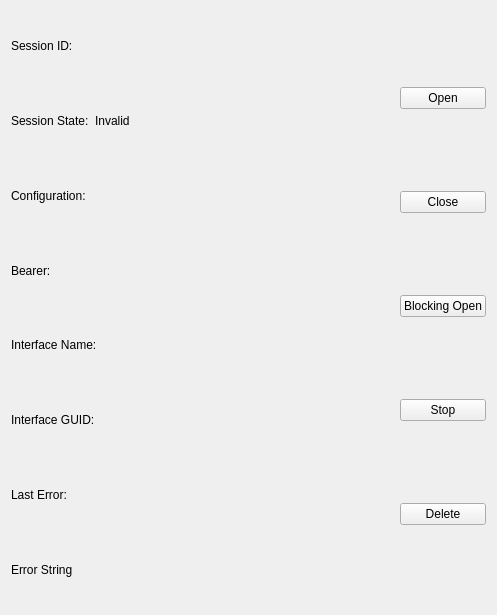
This is examples/network/bearermonitor/sessionwidget_maemo.ui in qt/qt as Qt 5 draws it before an edit. The edited form follows.
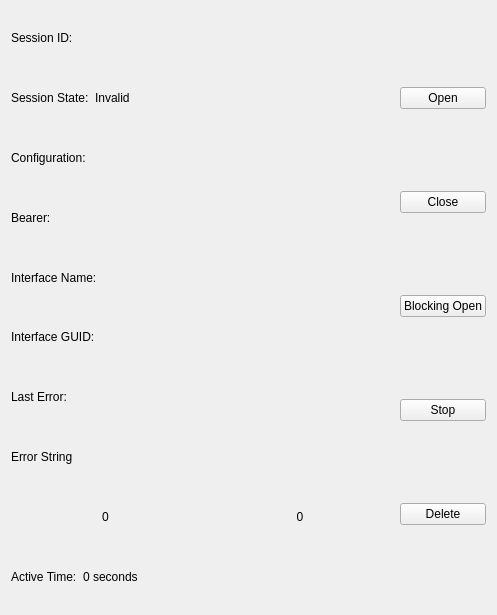
This is the edited form.

Commit message: Compile fix for bearermonitor example

```diff
--- a/examples/network/bearermonitor/sessionwidget_maemo.ui
+++ b/examples/network/bearermonitor/sessionwidget_maemo.ui
@@ -214,6 +214,54 @@
        </item>
       </layout>
      </item>
+     <item>
+      <layout class="QHBoxLayout" name="errorStringLayout_2">
+       <item>
+        <widget class="QLabel" name="rxData">
+         <property name="text">
+          <string>0</string>
+         </property>
+         <property name="alignment">
+          <set>Qt::AlignCenter</set>
+         </property>
+        </widget>
+       </item>
+       <item>
+        <widget class="QLabel" name="txData">
+         <property name="text">
+          <string>0</string>
+         </property>
+         <property name="alignment">
+          <set>Qt::AlignCenter</set>
+         </property>
+        </widget>
+       </item>
+      </layout>
+     </item>
+     <item>
+      <layout class="QHBoxLayout" name="errorStringLayout_3">
+       <item>
+        <widget class="QLabel" name="errorStringLabel_2">
+         <property name="text">
+          <string>Active Time:</string>
+         </property>
+        </widget>
+       </item>
+       <item>
+        <widget class="QLabel" name="activeTime">
+         <property name="sizePolicy">
+          <sizepolicy hsizetype="MinimumExpanding" vsizetype="Preferred">
+           <horstretch>0</horstretch>
+           <verstretch>0</verstretch>
+          </sizepolicy>
+         </property>
+         <property name="text">
+          <string>0 seconds</string>
+         </property>
+        </widget>
+       </item>
+      </layout>
+     </item>
     </layout>
    </item>
    <item>
```
The commit also changes 1 other file.
